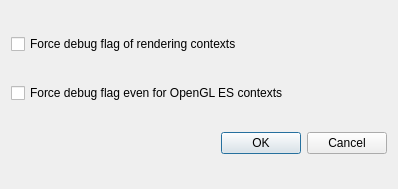
scygan/debugler, file src/DGLGui/ui/dglconfigdialog.ui: the form before one commit.
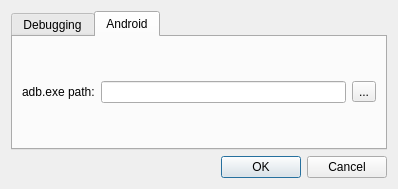
The form after the commit.

Commit message: Initial works on some GUIs for Android.

Diff of the .ui file:
```diff
--- a/src/DGLGui/ui/dglconfigdialog.ui
+++ b/src/DGLGui/ui/dglconfigdialog.ui
@@ -18,6 +18,23 @@
   </property>
   <layout class="QVBoxLayout" name="verticalLayout">
    <item>
+    <widget class="QTabWidget" name="ConfigTabWidget">
+     <property name="currentIndex">
+      <number>1</number>
+     </property>
+     <widget class="QWidget" name="tab">
+      <attribute name="title">
+       <string>Debugging</string>
+      </attribute>
+      <layout class="QVBoxLayout" name="verticalLayout_2">
+       <item>
+        <widget class="QCheckBox" name="checkBoxDebugContextES">
+         <property name="text">
+          <string>Force debug flag even for OpenGL ES contexts</string>
+         </property>
+        </widget>
+       </item>
+       <item>
     <widget class="QCheckBox" name="checkBoxDebugContext">
      <property name="text">
       <string>Force debug flag of rendering contexts</string>
@@ -27,11 +44,32 @@
      </property>
     </widget>
    </item>
-   <item>
-    <widget class="QCheckBox" name="checkBoxDebugContextES">
+      </layout>
+     </widget>
+     <widget class="QWidget" name="tab_2">
+      <attribute name="title">
+       <string>Android</string>
+      </attribute>
+      <layout class="QGridLayout" name="gridLayout">
+       <item row="0" column="0">
+        <widget class="QLabel" name="label">
      <property name="text">
-      <string>Force debug flag even for OpenGL ES contexts</string>
-     </property>
+          <string>adb.exe path:</string>
+         </property>
+        </widget>
+       </item>
+       <item row="0" column="1">
+        <widget class="QLineEdit" name="lineEdit_Adb"/>
+       </item>
+       <item row="0" column="2">
+        <widget class="QToolButton" name="toolButton_Dir">
+         <property name="text">
+          <string>...</string>
+         </property>
+        </widget>
+       </item>
+      </layout>
+     </widget>
     </widget>
    </item>
    <item>
```
Left out of the diff: 29 changed lines with no effect on the pictures. Lines whose indentation alone changed are shown as unchanged. The commit also changes 12 other files.
